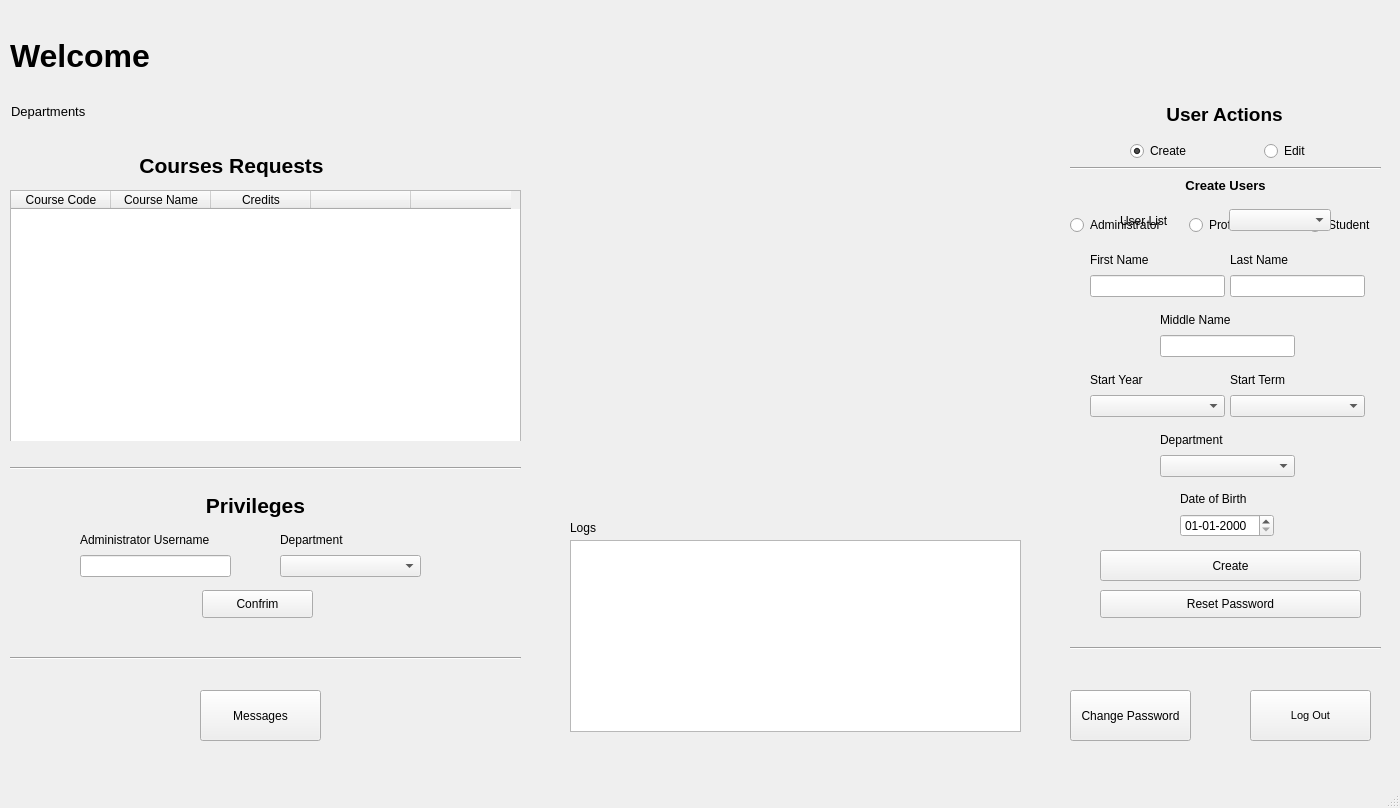
Qt form PreRegistrationGui/systemwindowadminstrator.ui (ritaaoun/Preregistration) before a commit.
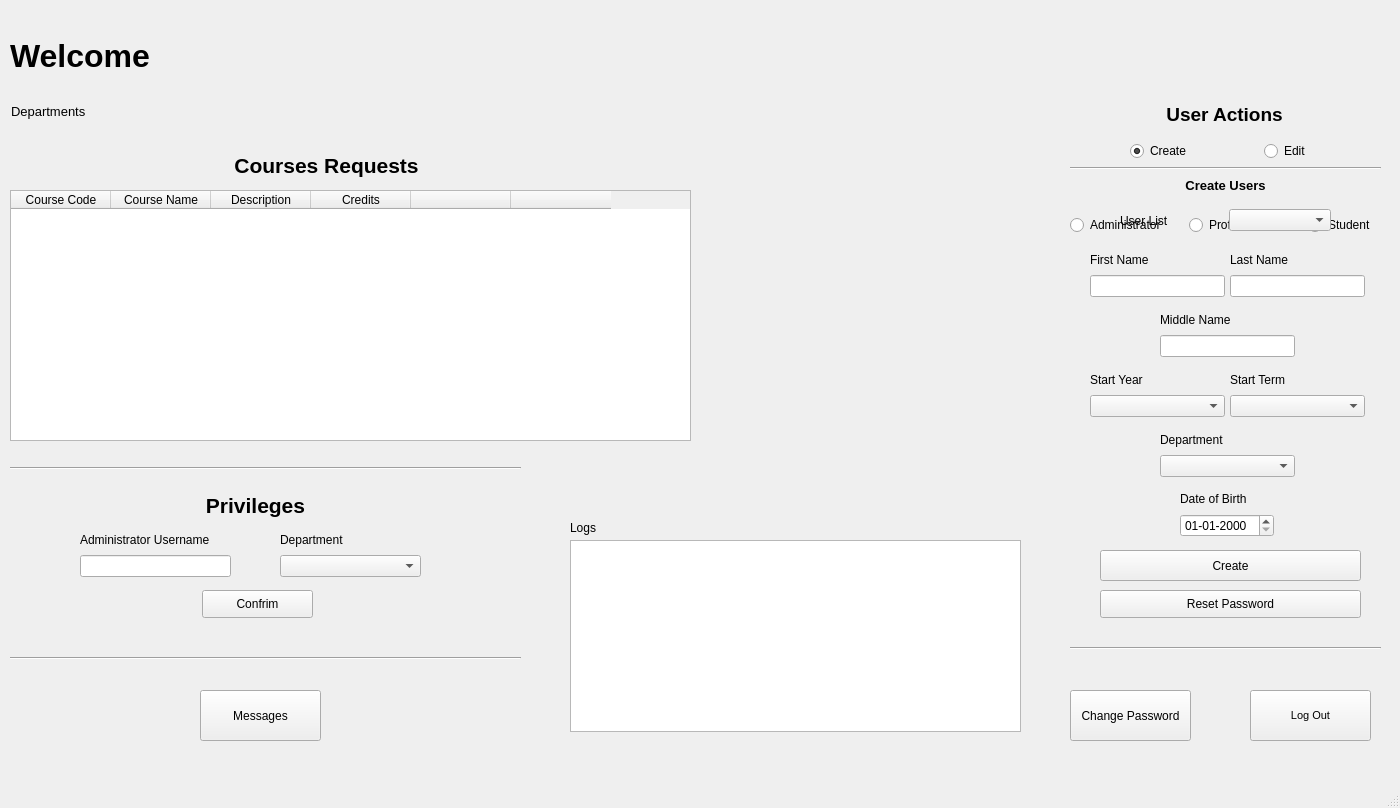
The same form after that commit.

```diff
--- a/PreRegistrationGui/systemwindowadminstrator.ui
+++ b/PreRegistrationGui/systemwindowadminstrator.ui
@@ -39,7 +39,7 @@
      <rect>
       <x>10</x>
       <y>140</y>
-      <width>521</width>
+      <width>691</width>
       <height>301</height>
      </rect>
     </property>
@@ -48,7 +48,7 @@
       <rect>
        <x>6</x>
        <y>10</y>
-       <width>431</width>
+       <width>621</width>
        <height>31</height>
       </rect>
      </property>
@@ -71,8 +71,8 @@
       <rect>
        <x>0</x>
        <y>50</y>
-       <width>511</width>
-       <height>271</height>
+       <width>681</width>
+       <height>251</height>
       </rect>
      </property>
      <property name="editTriggers">
@@ -88,6 +88,11 @@
        <string>Course Name</string>
       </property>
      </column>
+     <column>
+      <property name="text">
+       <string>Description</string>
+      </property>
+     </column>
      <column>
       <property name="text">
        <string>Credits</string>
```
